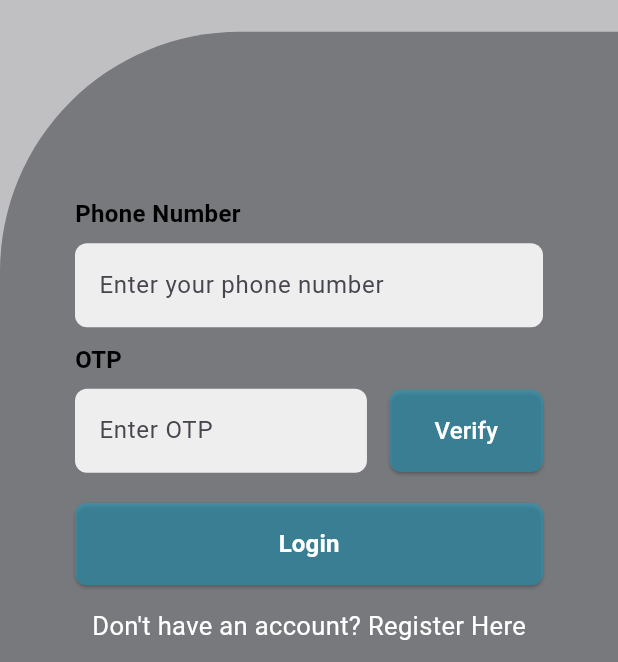
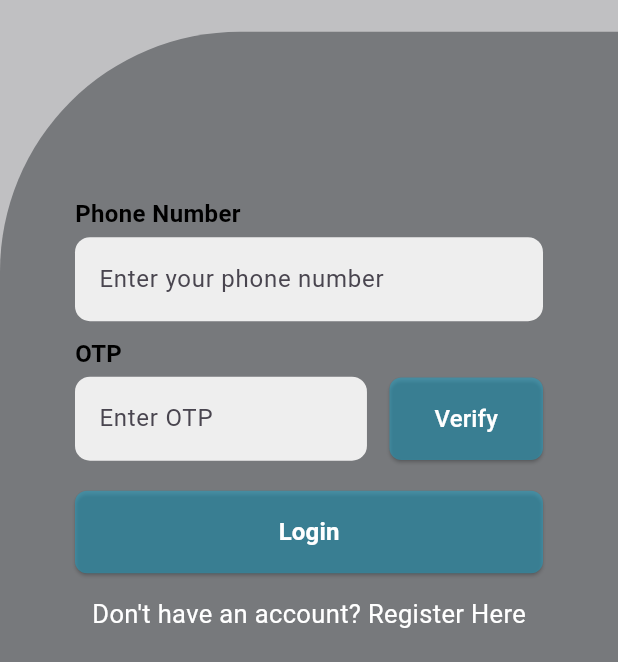
Before and after one commit to mekala-111/go_med, a Flutter app: the screen it shows after launch, on a phone screen of 412 x 824 dp, the part 574-1236 px from its top. Run offline on Flutter 3.47's test engine with Material 3 defaults, Android fonts, the light colour scheme and no system bars; our stand-ins replace firebase_auth, firebase_core, flutter_riverpod, shared_preferences; accounts and stored records are empty.

Commit message:
login page 02

```diff
--- a/lib/screens/LoginPage.dart
+++ b/lib/screens/LoginPage.dart
@@ -155,7 +155,7 @@ class _LoginScreenState extends State<LoginScreen> {
   // Label for Input Fields
   Widget _buildLabel(String text) {
     return Padding(
-      padding: const EdgeInsets.only(bottom: 8.0),
+      padding: const EdgeInsets.only(bottom: 4.0),
       child: Text(
         text,
         style: const TextStyle(
@@ -179,7 +179,7 @@ class _LoginScreenState extends State<LoginScreen> {
         filled: true,
         fillColor: Colors.grey[200],
         border: OutlineInputBorder(
-          borderRadius: BorderRadius.circular(8),
+          borderRadius: BorderRadius.circular(10),
           borderSide: BorderSide.none,
         ),
       ),
```
